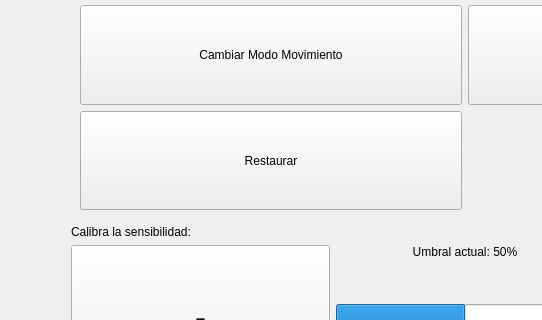
Old version of the form conf/prueba.ui in the repository Ivigaga/TFG; both pictures show x 155 to 697 and y 292 to 612 of the 1032 by 725 pixel window.
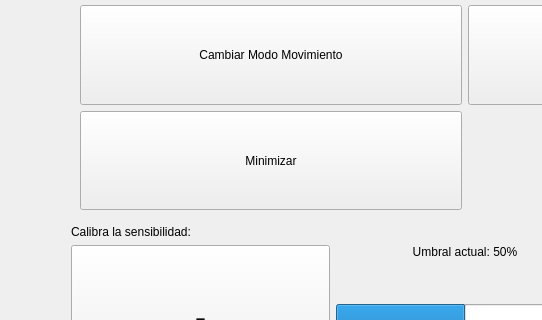
New version of the form. The open tabs and pages were chosen to show the change. Icons and pictures are not drawn. Custom widgets are drawn as their Qt base class.

Commit message: Añadido icono de gesto

```diff
--- a/conf/prueba.ui
+++ b/conf/prueba.ui
@@ -1055,7 +1055,7 @@
                        </sizepolicy>
                       </property>
                       <property name="text">
-                       <string>Restaurar</string>
+                       <string>Minimizar</string>
                       </property>
                       <property name="checkable">
                        <bool>true</bool>
```
The commit also changes 2 other files.
